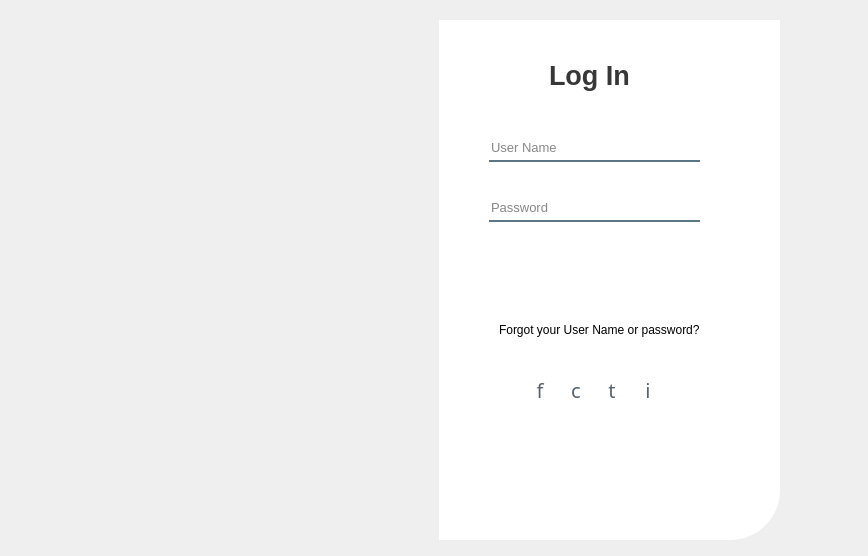
Before: the Qt Designer form Dental/loginform.ui in choieunchong/dental, drawn with Qt 5.
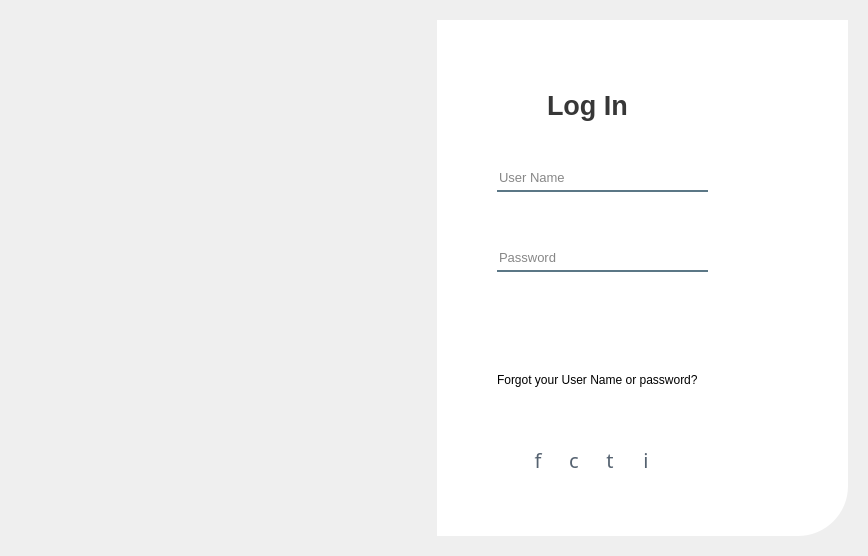
After: the same form once the commit is applied. Icons and pictures are not drawn.

What changed in the file:
```diff
--- a/Dental/loginform.ui
+++ b/Dental/loginform.ui
@@ -40,29 +40,19 @@
      <property name="styleSheet">
       <string notr="true"/>
      </property>
+     <layout class="QGridLayout" name="gridLayout">
+      <item row="0" column="0">
+       <layout class="QHBoxLayout" name="horizontalLayout_2">
+        <item>
      <widget class="QWidget" name="sdsd" native="true">
-      <property name="geometry">
-       <rect>
-        <x>100</x>
-        <y>10</y>
-        <width>331</width>
-        <height>520</height>
-       </rect>
-      </property>
       <property name="styleSheet">
        <string notr="true">border-image:url(:/Icon/den.jpg);
 border-top-left-radius:50px</string>
       </property>
      </widget>
+        </item>
+        <item>
      <widget class="QWidget" name="widget_3" native="true">
-      <property name="geometry">
-       <rect>
-        <x>428</x>
-        <y>9</y>
-        <width>341</width>
-        <height>520</height>
-       </rect>
-      </property>
       <property name="styleSheet">
        <string notr="true">background-color:rgba(255,255,255,255);
 border-bottom-right-radius:50px;</string>
@@ -71,7 +61,7 @@
        <property name="geometry">
         <rect>
          <x>110</x>
-         <y>20</y>
+             <y>50</y>
          <width>101</width>
          <height>71</height>
         </rect>
@@ -92,8 +82,8 @@
       <widget class="QLineEdit" name="lineEdit">
        <property name="geometry">
         <rect>
-         <x>50</x>
-         <y>120</y>
+             <x>60</x>
+             <y>150</y>
          <width>211</width>
          <height>22</height>
         </rect>
@@ -117,8 +107,8 @@
       <widget class="QLineEdit" name="lineEdit_2">
        <property name="geometry">
         <rect>
-         <x>50</x>
-         <y>180</y>
+             <x>60</x>
+             <y>230</y>
          <width>211</width>
          <height>22</height>
         </rect>
@@ -142,9 +132,9 @@
       <widget class="QPushButton" name="LoginpushButton">
        <property name="geometry">
         <rect>
-         <x>80</x>
-         <y>230</y>
-         <width>151</width>
+             <x>60</x>
+             <y>290</y>
+             <width>201</width>
          <height>41</height>
         </rect>
        </property>
@@ -181,7 +171,7 @@
        <property name="geometry">
         <rect>
          <x>60</x>
-         <y>300</y>
+             <y>350</y>
          <width>221</width>
          <height>20</height>
         </rect>
@@ -197,7 +187,7 @@
        <property name="geometry">
         <rect>
          <x>80</x>
-         <y>350</y>
+             <y>420</y>
          <width>151</width>
          <height>41</height>
         </rect>
@@ -338,6 +328,10 @@
        </layout>
       </widget>
      </widget>
+        </item>
+       </layout>
+      </item>
+     </layout>
     </widget>
    </item>
   </layout>
```
Lines whose indentation alone changed are shown as unchanged.
